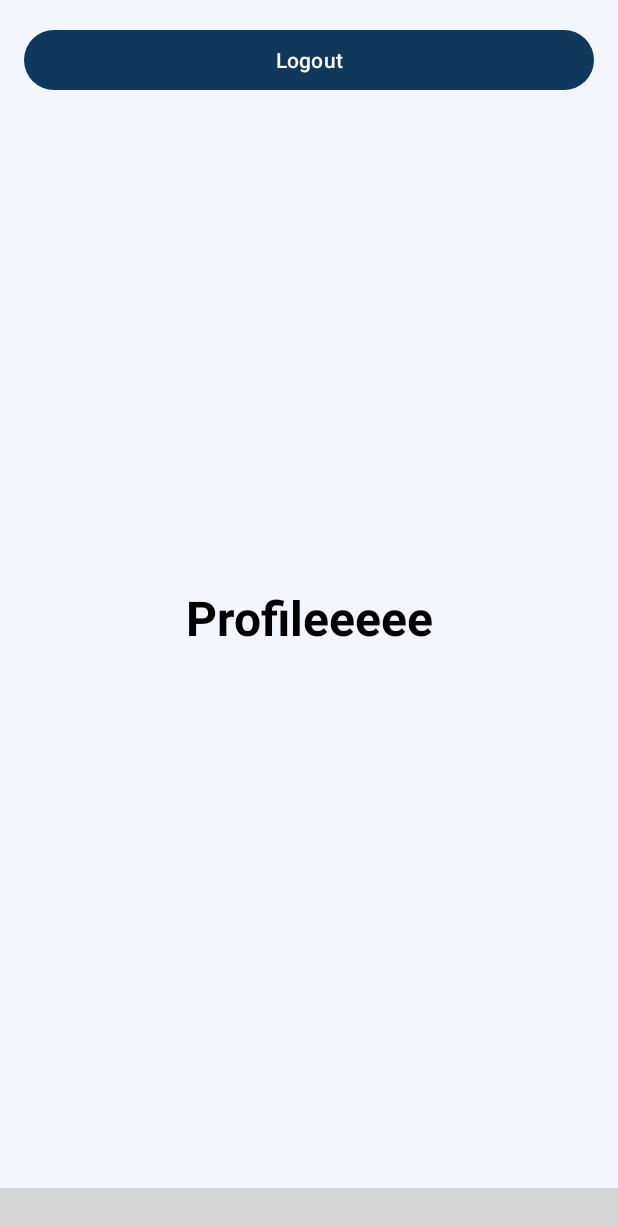
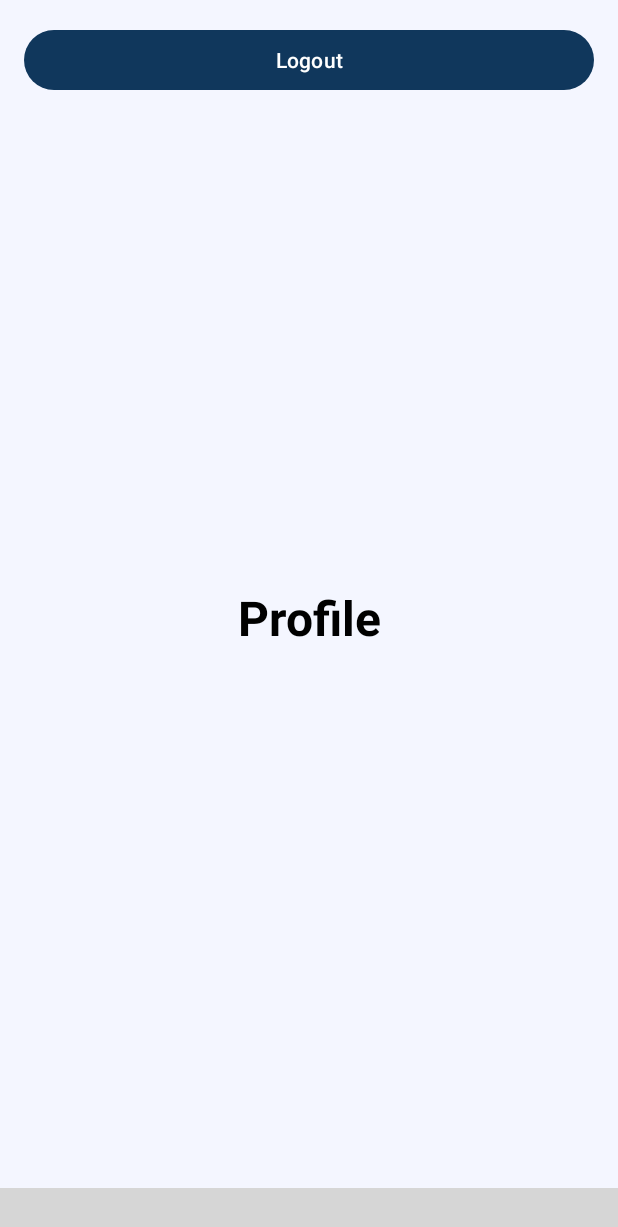
Before and after one commit to andregtproject/HonDealz, an Android app: the fragment ProfileFragment placed in its activity, on a phone screen of 412 x 824 dp. Shown: the top 1227 px of the screen. Run offline under Robolectric (Android 15) with nearby library versions, the phone set to English and light mode, and no system bars; libraries missing offline, so code that uses them is left out: com.qamar.curvedbottomnaviagtion; plain views replace CurvedBottomNavigation; 1 statement that could not run was skipped; grey boxes are pictures that could not be loaded.

```diff
--- a/app/src/main/res/layout/fragment_profile.xml
+++ b/app/src/main/res/layout/fragment_profile.xml
@@ -12,7 +12,7 @@
         android:textSize="32sp"
         android:layout_width="match_parent"
         android:layout_height="match_parent"
-        android:text="Profileeeee" />
+        android:text="Profile" />
 
     <Button
         android:id="@+id/logoutButton"
```
